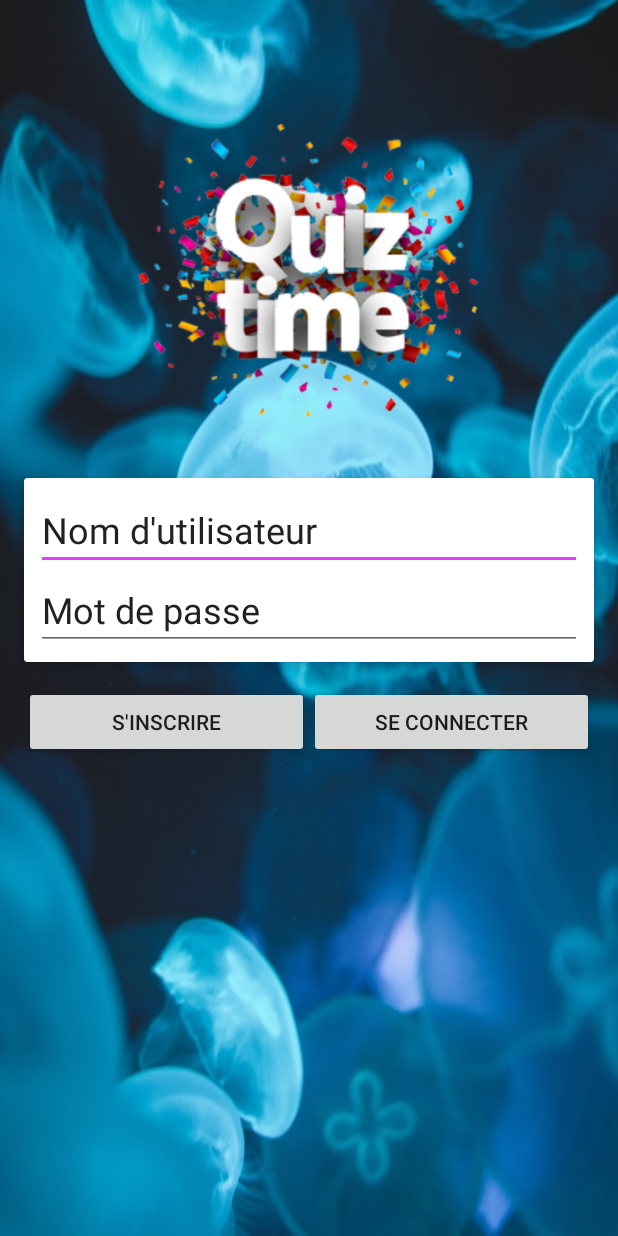
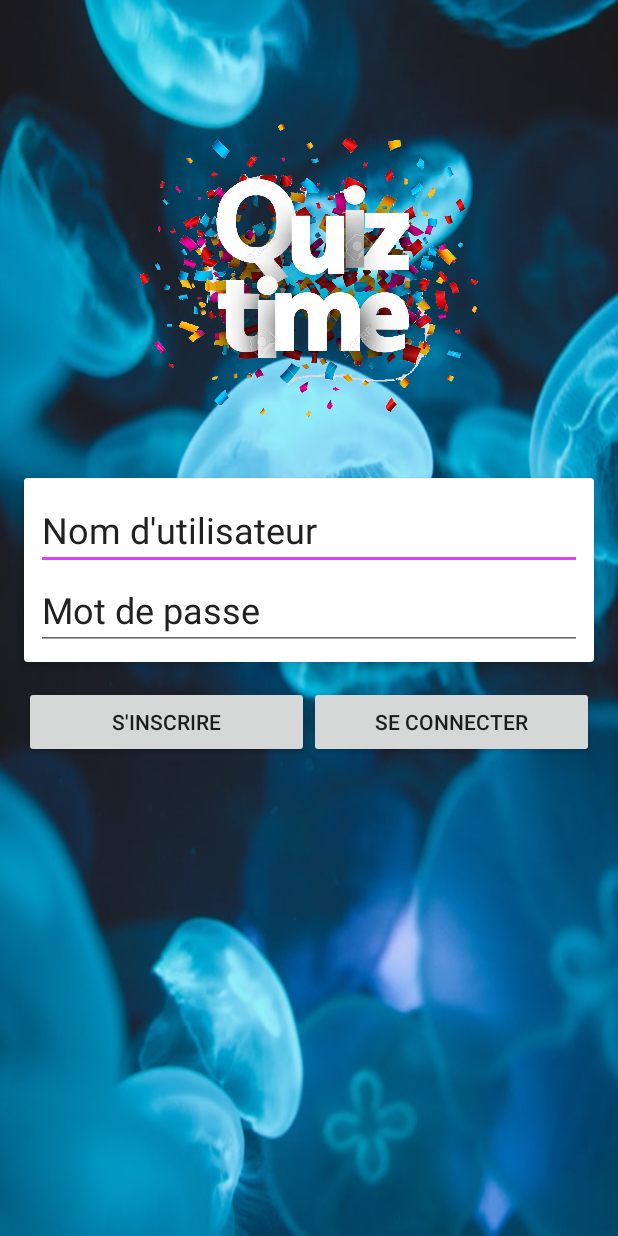
Before and after one commit to aymenBenadra/Quizly, an Android app: the screen it shows after launch (MainActivity), on a phone screen of 412 x 824 dp. Run offline under Robolectric (Android 15) with nearby library versions, the phone set to English and light mode, and no system bars; our stand-ins replace Firebase (no records; nobody signed in at launch, a user with empty details on screens opened directly); libraries missing offline, so code that uses them is left out: com.rengwuxian.materialedittext; plain views replace MaterialEditText; 2 statements that could not run were skipped.

Commit message:
Added a welcome screen and a loading dialog..

```diff
--- a/app/src/main/AndroidManifest.xml
+++ b/app/src/main/AndroidManifest.xml
@@ -9,11 +9,12 @@
         android:roundIcon="@mipmap/ic_launcher_round"
         android:supportsRtl="true"
         android:theme="@style/AppTheme">
-        <activity android:name=".GameOver"></activity>
+        <activity android:name=".MainActivity" />
+        <activity android:name=".GameOver" />
         <activity android:name=".Playing" />
         <activity android:name=".Start" />
         <activity android:name=".Home" />
-        <activity android:name=".MainActivity">
+        <activity android:name=".WelcomeActivity">
             <intent-filter>
                 <action android:name="android.intent.action.MAIN" />
 
--- /dev/null
+++ b/app/src/main/java/ma/ofppt/tdi201/quizly/WelcomeActivity.java
@@ -0,0 +1,26 @@
+package ma.ofppt.tdi201.quizly;
+
+import androidx.appcompat.app.AppCompatActivity;
+
+import android.content.Intent;
+import android.os.Bundle;
+import android.os.Handler;
+
+public class WelcomeActivity extends AppCompatActivity {
+
+    //welcome screen timeout
+    private static int SPLASH_TIME_OUT = 3000; //1000=1s
+    @Override
+    protected void onCreate(Bundle savedInstanceState) {
+        super.onCreate(savedInstanceState);
+        setContentView(R.layout.activity_welcome);
+        new Handler().postDelayed(new Runnable() {
+            @Override
+            public void run() {
+                Intent welcomintent = new Intent(WelcomeActivity.this,MainActivity.class);
+                startActivity(welcomintent);
+                finish();
+            }
+        },SPLASH_TIME_OUT);
+    }
+}
--- a/app/src/main/res/layout/activity_main.xml
+++ b/app/src/main/res/layout/activity_main.xml
@@ -10,10 +10,11 @@
     <ImageView
         android:layout_marginBottom="20dp"
         android:layout_centerHorizontal="true"
-        android:src="@drawable/logo"
+        android:src="@drawable/logo_hd"
         android:layout_width="300dp"
         android:layout_height="200dp"
-        android:layout_above="@id/wrap_login"/>
+        android:layout_above="@id/wrap_login"
+        android:contentDescription="@string/todo" />
 
 
     <RelativeLayout
@@ -82,7 +83,7 @@
                 android:layout_weight="1"
                 android:id="@+id/btn_sign_up"
                 android:text="@string/sign_up_text_btn"
-                tools:ignore="Suspicious0dp" />
+                tools:ignore="ButtonStyle,Suspicious0dp" />
 
             <Button
                 android:layout_width="0dp"
@@ -90,7 +91,7 @@
                 android:layout_weight="1"
                 android:id="@+id/btn_sign_in"
                 android:text="@string/sign_in_text_btn"
-                tools:ignore="Suspicious0dp" />
+                tools:ignore="ButtonStyle,Suspicious0dp" />
         </LinearLayout>
     </RelativeLayout>
 
--- a/app/src/main/res/layout/loading_dialog.xml
+++ b/app/src/main/res/layout/loading_dialog.xml
@@ -2,7 +2,6 @@
 <androidx.constraintlayout.widget.ConstraintLayout
     xmlns:android="http://schemas.android.com/apk/res/android"
     xmlns:app="http://schemas.android.com/apk/res-auto"
-    xmlns:tools="http://schemas.android.com/tools"
     android:layout_width="match_parent"
     android:layout_height="wrap_content"
     android:padding="50dp">
@@ -24,7 +23,7 @@
         android:layout_marginTop="16dp"
         android:text="@string/loading"
         android:textColor="@android:color/black"
-        android:textSize="20dp"
+        android:textSize="20sp"
         app:layout_constraintEnd_toEndOf="parent"
         app:layout_constraintStart_toStartOf="parent"
         app:layout_constraintTop_toBottomOf="@+id/progressBar" />
--- a/app/src/main/res/values/strings.xml
+++ b/app/src/main/res/values/strings.xml
@@ -19,4 +19,6 @@
     <string name="txt_total_questions">Réussi: 0 / 30</string>
     <string name="try_again_button">Réessayer</string>
     <string name="loading">Loading...</string>
+    <string name="todo">TODO</string>
+    <string name="todoo">TODO</string>
 </resources>
```
Also changed, not shown: app/src/main/java/ma/ofppt/tdi201/quizly/DialogLoading.java (+19 -0 lines), app/src/main/java/ma/ofppt/tdi201/quizly/MainActivity.java (+12 -4 lines), app/src/main/res/layout/activity_welcome.xml (added, +21 -0 lines), app/src/main/res/layout/start_dialog.xml (added, +22 -0 lines), app/src/main/res/drawable/logo_hd.png (added).
